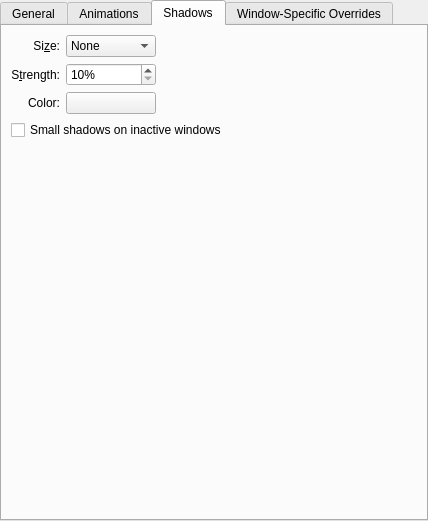
Above: config/ui/breezeconfigurationui.ui from kupiqu/SierraBreezeEnhanced before the change. Below: the same form after it.
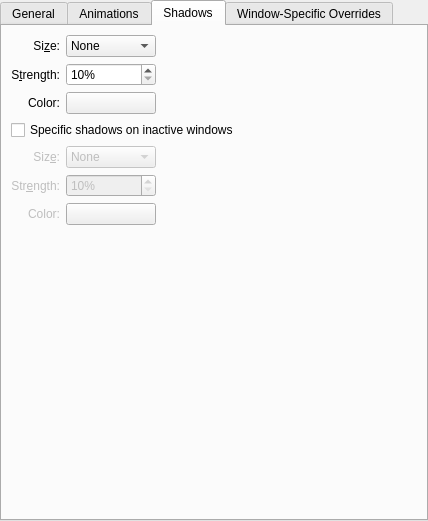
That is the form after the change. The open tabs and pages were chosen to show the change. Custom widgets are drawn as their Qt base class.

Commit message: Specific shadow properties for inactive windows

Patch:
```diff
--- a/config/ui/breezeconfigurationui.ui
+++ b/config/ui/breezeconfigurationui.ui
@@ -589,11 +589,120 @@
        <item row="3" column="0" colspan="3">
          <widget class="QCheckBox" name="smallShadowsInactiveWindows">
            <property name="text">
-             <string>Small shadows on inactive windows</string>
+             <string>Specific shadows on inactive windows</string>
            </property>
          </widget>
        </item>
-       <item row="4" column="0" colspan="3">
+       <item row="4" column="0">
+        <widget class="QLabel" name="label_11">
+         <property name="enabled">
+          <bool>false</bool>
+         </property>
+         <property name="text">
+          <string>Siz&amp;e:</string>
+         </property>
+         <property name="alignment">
+          <set>Qt::AlignRight|Qt::AlignTrailing|Qt::AlignVCenter</set>
+         </property>
+         <property name="buddy">
+          <cstring>shadowSizeInactiveWindows</cstring>
+         </property>
+        </widget>
+       </item>
+       <item row="4" column="1">
+        <widget class="QComboBox" name="shadowSizeInactiveWindows">
+         <property name="enabled">
+          <bool>false</bool>
+         </property>
+         <item>
+          <property name="text">
+           <string comment="@item:inlistbox Button size:">None</string>
+          </property>
+         </item>
+         <item>
+          <property name="text">
+           <string comment="@item:inlistbox Button size:">Small</string>
+          </property>
+         </item>
+         <item>
+          <property name="text">
+           <string comment="@item:inlistbox Button size:">Medium</string>
+          </property>
+         </item>
+         <item>
+          <property name="text">
+           <string comment="@item:inlistbox Button size:">Large</string>
+          </property>
+         </item>
+         <item>
+          <property name="text">
+           <string comment="@item:inlistbox Button size:">Very Large</string>
+          </property>
+         </item>
+        </widget>
+       </item>
+       <item row="5" column="0">
+        <widget class="QLabel" name="label_12">
+         <property name="enabled">
+          <bool>false</bool>
+         </property>
+         <property name="text">
+          <string comment="strength of the shadow (from transparent to opaque)">Str&amp;ength:</string>
+         </property>
+         <property name="alignment">
+          <set>Qt::AlignRight|Qt::AlignTrailing|Qt::AlignVCenter</set>
+         </property>
+         <property name="buddy">
+          <cstring>shadowStrengthInactiveWindows</cstring>
+         </property>
+        </widget>
+       </item>
+       <item row="5" column="1">
+        <widget class="QSpinBox" name="shadowStrengthInactiveWindows">
+         <property name="enabled">
+          <bool>false</bool>
+         </property>
+         <property name="suffix">
+          <string>%</string>
+         </property>
+         <property name="minimum">
+          <number>10</number>
+         </property>
+         <property name="maximum">
+          <number>100</number>
+         </property>
+        </widget>
+       </item>
+       <item row="5" column="2">
+        <spacer name="horizontalSpacer_9">
+         <property name="orientation">
+          <enum>Qt::Horizontal</enum>
+         </property>
+         <property name="sizeHint" stdset="0">
+          <size>
+           <width>40</width>
+           <height>20</height>
+          </size>
+         </property>
+        </spacer>
+       </item>
+       <item row="6" column="0">
+        <widget class="QLabel" name="label_13">
+         <property name="enabled">
+          <bool>false</bool>
+         </property>
+         <property name="text">
+          <string>Color:</string>
+         </property>
+         <property name="alignment">
+          <set>Qt::AlignRight|Qt::AlignTrailing|Qt::AlignVCenter</set>
+         </property>
+        </widget>
+       </item>
+       <item row="6" column="1">
+        <widget class="KColorButton" name="shadowColorInactiveWindows"/>
+       </item>
+       <item row="7" column="0" colspan="3">
         <spacer name="verticalSpacer_3">
          <property name="orientation">
           <enum>Qt::Vertical</enum>
```
Left out of the diff: 90 changed lines with no effect on the pictures. The commit also changes 5 other files.
